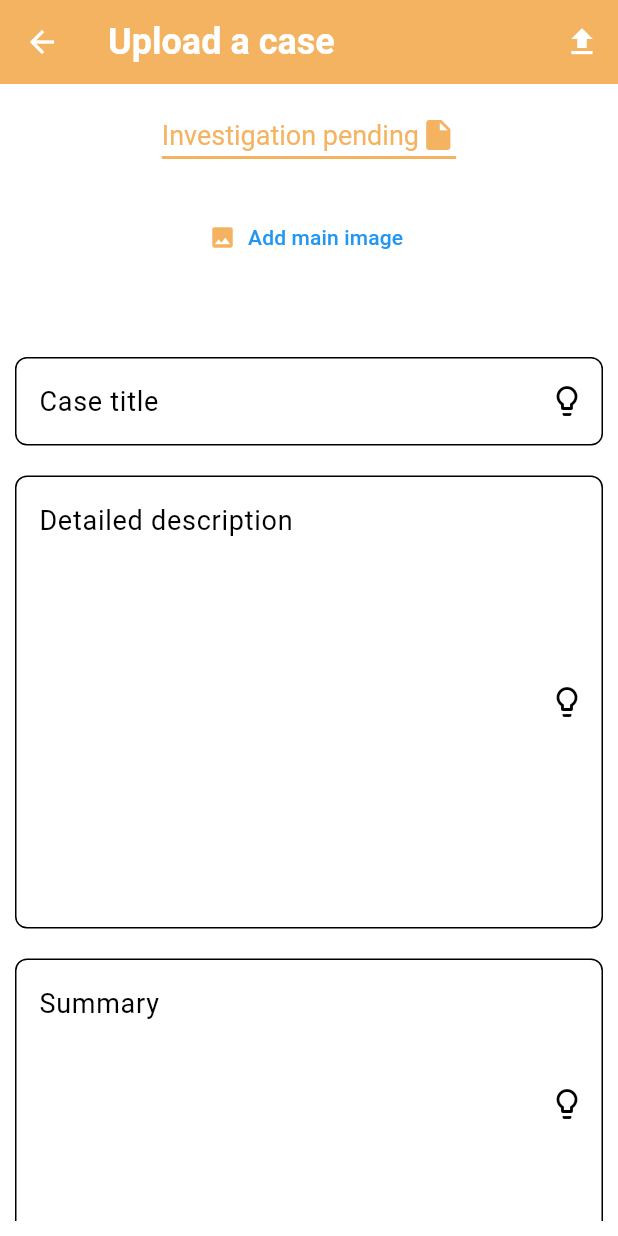
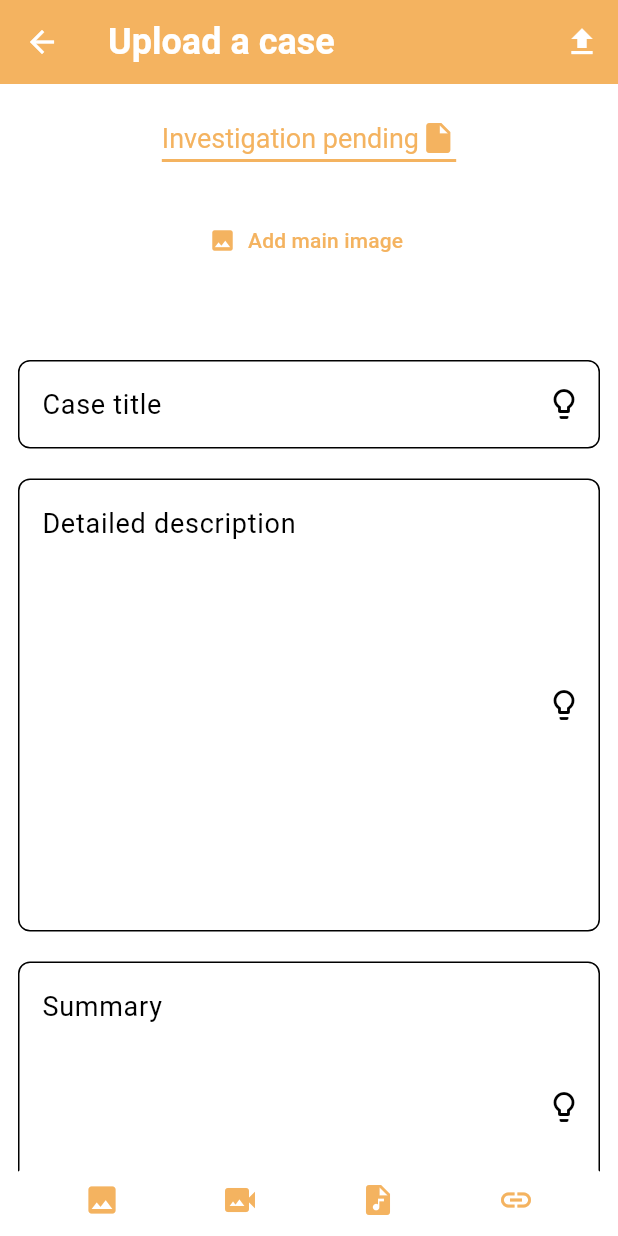
Before and after one commit to Ahmadu-Suleiman/CASE, a Flutter app: the CreateCase screen opened directly with empty values, on a phone screen of 412 x 824 dp. Run offline on Flutter 3.47's test engine with Material 3 defaults, Android fonts, the phone set to English and light mode, and no system bars; our stand-ins replace audioplayers, cached_network_image, cloud_firestore, file_picker, firebase_auth, firebase_core and 15 more; missing offline and left inert: country_flags, linear_progress_bar, video_thumbnail; accounts and stored records are empty.

Commit message:
fixing case pages ui

```diff
--- a/lib/pages/case_pages/create_case.dart
+++ b/lib/pages/case_pages/create_case.dart
@@ -99,7 +99,7 @@ class _CreateCaseState extends State<CreateCase> {
                 ]),
             resizeToAvoidBottomInset: true,
             body: Padding(
-                padding: const EdgeInsets.all(10.0),
+                padding: const EdgeInsets.fromLTRB(12.0, 12.0, 12.0, 35.0),
                 child: ListView(children: [
                   Center(
                       child: Column(children: [
@@ -131,25 +131,20 @@ class _CreateCaseState extends State<CreateCase> {
                               setState(() => mainImagePath = imagePath));
                         },
                         icon: const Icon(Icons.image),
-                        label: const Text('Add main image',
+                        label: Text('Add main image',
                             style: TextStyle(
-                              fontSize: 14,
-                              color: Colors.blue,
-                            ))),
+                                fontSize: 14, color: Style.primaryColor))),
                     const SizedBox(height: 20),
                     Padding(
                         padding: const EdgeInsets.all(8.0),
                         child: ClipRRect(
                             borderRadius: BorderRadius.circular(15.0),
                             child: mainImagePath.isNotEmpty
-                              ? Image.file(
-                                  File(mainImagePath),
+                                ? Image.file(File(mainImagePath),
                                     fit: BoxFit.cover,
                                     width: double.infinity,
-                                  height: 250,
-                                )
-                              : Container(),
-                        )),
+                                    height: 250)
+                                : Container())),
                     const SizedBox(height: 20),
                     TextFormField(
                         initialValue: title,
@@ -169,14 +164,11 @@ class _CreateCaseState extends State<CreateCase> {
                                 icon: const Icon(Icons.lightbulb_outline)),
                             hintText: 'Case title',
                             border: const OutlineInputBorder(
-                                borderRadius: BorderRadius.all(
-                              Radius.circular(8),
-                            ))),
+                                borderRadius:
+                                    BorderRadius.all(Radius.circular(8)))),
                         maxLines: 1,
-                        style: const TextStyle(
-                          fontSize: 18,
-                          color: Colors.black,
-                        )),
+                        style:
+                            const TextStyle(fontSize: 18, color: Colors.black)),
                     const SizedBox(height: 20),
                     TextFormField(
                         initialValue: detailedDescription,
@@ -199,15 +191,12 @@ class _CreateCaseState extends State<CreateCase> {
                                 icon: const Icon(Icons.lightbulb_outline)),
                             hintText: 'Detailed description',
                             border: const OutlineInputBorder(
-                                borderRadius: BorderRadius.all(
-                              Radius.circular(8),
-                            ))),
+                                borderRadius:
+                                    BorderRadius.all(Radius.circular(8)))),
                         minLines: 10,
                         maxLines: null,
-                        style: const TextStyle(
-                          fontSize: 18,
-                          color: Colors.black,
-                        )),
+                        style:
+                            const TextStyle(fontSize: 18, color: Colors.black)),
                     const SizedBox(height: 20),
                     TextFormField(
                         initialValue: summary,
@@ -243,28 +232,16 @@ class _CreateCaseState extends State<CreateCase> {
                         fontSize: 20,
                         fontWeight: FontWeight.bold,
                       )),
-                  TextButton.icon(
-                      onPressed: () async {
-                        await CaseHelper.addPhotos((photoList) =>
-                            setState(() => photos.addAll(photoList)));
-                      },
-                      icon: const Icon(Icons.image),
-                      label: const Text('Upload photos here',
-                          style: TextStyle(
-                            fontSize: 14,
-                            color: Colors.blue,
-                          ))),
                   const SizedBox(height: 20),
                   GridView.builder(
-                      shrinkWrap:
-                          true, // Use shrinkWrap to avoid unbounded height
+                      shrinkWrap: true,
                       physics: const NeverScrollableScrollPhysics(),
                       itemCount: photos.length,
                       gridDelegate:
                           const SliverGridDelegateWithFixedCrossAxisCount(
-                        crossAxisCount:
-                            3, // Adjust the number of columns as needed
-                      ),
+                              crossAxisCount: 3,
+                              mainAxisSpacing: 4,
+                              crossAxisSpacing: 4),
                       itemBuilder: (context, index) {
                         return Stack(children: [
                           Image.file(
@@ -286,41 +263,22 @@ class _CreateCaseState extends State<CreateCase> {
                       }),
                   const SizedBox(height: 20),
                   const Text('Videos',
-                      style: TextStyle(
-                        fontSize: 20,
-                        fontWeight: FontWeight.bold,
-                      )),
-                  const SizedBox(height: 20),
-                  TextButton.icon(
-                      onPressed: () async {
-                        await CaseHelper.addVideo(
-                            (video) => setState(() => videos.add(video)));
-                      },
-                      icon: const Icon(Icons.image),
-                      label: const Text('Upload videos here',
-                          style: TextStyle(
-                            fontSize: 14,
-                            color: Colors.blue,
-                          ))),
+                      style:
+                          TextStyle(fontSize: 20, fontWeight: FontWeight.bold)),
                   const SizedBox(height: 20),
                   GridView.builder(
-                      shrinkWrap:
-                          true, // Use shrinkWrap to avoid unbounded height
+                      shrinkWrap: true,
                       physics: const NeverScrollableScrollPhysics(),
                       itemCount: videos.length,
                       gridDelegate:
                           const SliverGridDelegateWithFixedCrossAxisCount(
-                        crossAxisCount:
-                            3, // Adjust the number of columns as needed
-                      ),
+                              crossAxisCount: 3,
+                              mainAxisSpacing: 4,
+                              crossAxisSpacing: 4),
                       itemBuilder: (context, index) {
                         return Stack(children: [
-                          Image.memory(
-                            videos[index].thumbnail!,
-                            fit: BoxFit.cover,
-                            width: 250,
-                            height: 250,
-                          ),
+                          Image.memory(videos[index].thumbnail!,
+                              fit: BoxFit.cover, width: 250, height: 250),
                           Positioned(
                               top: 0,
                               right: 0,
@@ -328,28 +286,13 @@ class _CreateCaseState extends State<CreateCase> {
                                   icon: const Icon(Icons.remove_circle),
                                   color: Colors.red,
                                   onPressed: () =>
-                                    {setState(() => videos.removeAt(index))},
-                              ))
+                                      {setState(() => videos.removeAt(index))}))
                         ]);
                       }),
                   const SizedBox(height: 20),
-                  const Text('Audio',
-                      style: TextStyle(
-                        fontSize: 20,
-                        fontWeight: FontWeight.bold,
-                      )),
-                  const SizedBox(height: 20),
-                  TextButton.icon(
-                      onPressed: () async {
-                        await CaseHelper.addAudios((audioList) =>
-                            setState(() => audios.addAll(audioList)));
-                      },
-                      icon: const Icon(Icons.image),
-                      label: const Text('Upload audios here',
-                          style: TextStyle(
-                            fontSize: 14,
-                            color: Colors.blue,
-                          ))),
+                  const Text('Audios',
+                      style:
+                          TextStyle(fontSize: 20, fontWeight: FontWeight.bold)),
                   const SizedBox(height: 20),
                   ListView.builder(
                       shrinkWrap: true,
@@ -365,47 +308,31 @@ class _CreateCaseState extends State<CreateCase> {
                             },
                             background: Container(color: Colors.red),
                             child: AudioWidget(
-                              audioPlayer: audioPlayer, path: audios[index]),
-                        );
+                                audioPlayer: audioPlayer, path: audios[index]));
                       }),
                   const SizedBox(height: 20),
                   const Text('External links',
-                      style: TextStyle(
-                        fontSize: 20,
-                        fontWeight: FontWeight.bold,
-                      )),
-                  const SizedBox(height: 20),
-                  TextButton.icon(
-                      onPressed: () async {
-                        setState(() => addLink = !addLink);
-                      },
-                      icon: const Icon(Icons.image),
-                      label: const Text('Upload links here',
-                          style: TextStyle(
-                            fontSize: 14,
-                            color: Colors.blue,
-                          ))),
+                      style:
+                          TextStyle(fontSize: 20, fontWeight: FontWeight.bold)),
                   const SizedBox(height: 20),
                   Container(
                       child: addLink
                           ? TextField(
+                              //
                               controller: linkController,
                               decoration: InputDecoration(
                                   labelText: 'Enter text',
                                   suffixIcon: IconButton(
-                                      icon: const Icon(Icons.add),
+                                      icon: Icon(Icons.add_circle,
+                                          color: Style.primaryColor),
                                       onPressed: () {
                                         String link = linkController.text;
                                         if (link.isNotEmpty &&
                                             Utility.isValidUrl(link)) {
                                           setState(() => links.add(link));
                                         } else {
-                                          ScaffoldMessenger.of(context)
-                                              .showSnackBar(const SnackBar(
-                                                  content: Text('Invalid Link',
-                                                      style: TextStyle(
-                                                        color: Colors.red,
-                                                      ))));
+                                          Utility.showSnackBar(
+                                              context, 'Invalid Link');
                                         }
                                       })))
                           : Container()),
@@ -433,6 +360,32 @@ class _CreateCaseState extends State<CreateCase> {
                                       color: Colors.blue,
                                     ))));
                       })
-                ])));
+                ])),
+            bottomSheet: Row(
+                mainAxisAlignment: MainAxisAlignment.spaceEvenly,
+                children: [
+                  IconButton(
+                      onPressed: () async {
+                        await CaseHelper.addPhotos((photoList) =>
+                            setState(() => photos.addAll(photoList)));
+                      },
+                      icon: Icon(Icons.photo, color: Style.primaryColor)),
+                  IconButton(
+                      onPressed: () async {
+                        await CaseHelper.addVideo(
+                            (video) => setState(() => videos.add(video)));
+                      },
+                      icon: Icon(Icons.video_camera_back,
+                          color: Style.primaryColor)),
+                  IconButton(
+                      onPressed: () async {
+                        await CaseHelper.addAudios((audioList) =>
+                            setState(() => audios.addAll(audioList)));
+                      },
+                      icon: Icon(Icons.audio_file, color: Style.primaryColor)),
+                  IconButton(
+                      onPressed: () async => setState(() => addLink = !addLink),
+                      icon: Icon(Icons.link, color: Style.primaryColor)),
+                ]));
   }
 }
```
Lines whose indentation alone changed are shown as unchanged.
